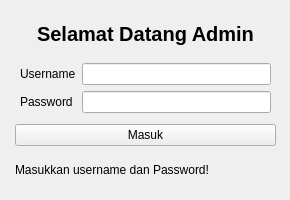
Before: the Qt Designer form layout/login_admin.ui in Riakristi/project-akhir-PROL, drawn with Qt 5.
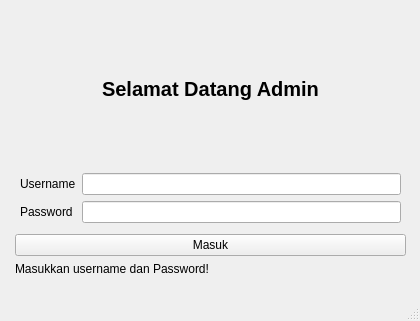
After: the same form once the commit is applied.

Commit message: update widget window ke main window

```diff
--- a/layout/login_admin.ui
+++ b/layout/login_admin.ui
@@ -1,28 +1,29 @@
 <?xml version="1.0" encoding="UTF-8"?>
 <ui version="4.0">
- <class>Admin</class>
- <widget class="QWidget" name="Admin">
+ <class>MainWindow</class>
+ <widget class="QMainWindow" name="MainWindow">
   <property name="geometry">
    <rect>
     <x>0</x>
     <y>0</y>
-    <width>290</width>
-    <height>200</height>
+    <width>420</width>
+    <height>321</height>
    </rect>
   </property>
   <property name="windowTitle">
    <string>Form</string>
   </property>
+  <widget class="QWidget" name="centralwidget">
   <widget class="QWidget" name="verticalLayoutWidget">
    <property name="geometry">
     <rect>
      <x>10</x>
      <y>10</y>
-     <width>271</width>
-     <height>183</height>
-    </rect>
-   </property>
-   <layout class="QVBoxLayout" name="verticalLayout">
+      <width>401</width>
+      <height>271</height>
+     </rect>
+    </property>
+    <layout class="QVBoxLayout" name="verticalLayout_3">
     <property name="leftMargin">
      <number>5</number>
     </property>
@@ -35,6 +36,19 @@
     <property name="bottomMargin">
      <number>5</number>
     </property>
+     <item>
+      <spacer name="verticalSpacer_2">
+       <property name="orientation">
+        <enum>Qt::Vertical</enum>
+       </property>
+       <property name="sizeHint" stdset="0">
+        <size>
+         <width>20</width>
+         <height>40</height>
+        </size>
+       </property>
+      </spacer>
+     </item>
     <item>
      <widget class="QLabel" name="labelSelamatDatangAdmin">
       <property name="font">
@@ -55,6 +69,19 @@
       </property>
      </widget>
     </item>
+     <item>
+      <spacer name="verticalSpacer">
+       <property name="orientation">
+        <enum>Qt::Vertical</enum>
+       </property>
+       <property name="sizeHint" stdset="0">
+        <size>
+         <width>20</width>
+         <height>40</height>
+        </size>
+       </property>
+      </spacer>
+     </item>
     <item>
      <layout class="QFormLayout" name="formLayout">
       <property name="leftMargin">
@@ -127,6 +154,18 @@
     </item>
    </layout>
   </widget>
+  </widget>
+  <widget class="QMenuBar" name="menubar">
+   <property name="geometry">
+    <rect>
+     <x>0</x>
+     <y>0</y>
+     <width>420</width>
+     <height>18</height>
+    </rect>
+   </property>
+  </widget>
+  <widget class="QStatusBar" name="statusbar"/>
  </widget>
  <resources/>
  <connections/>
```
Left out of the diff: 2 changed lines with no effect on the pictures. Lines whose indentation alone changed are shown as unchanged. The commit also changes 17 other files.
